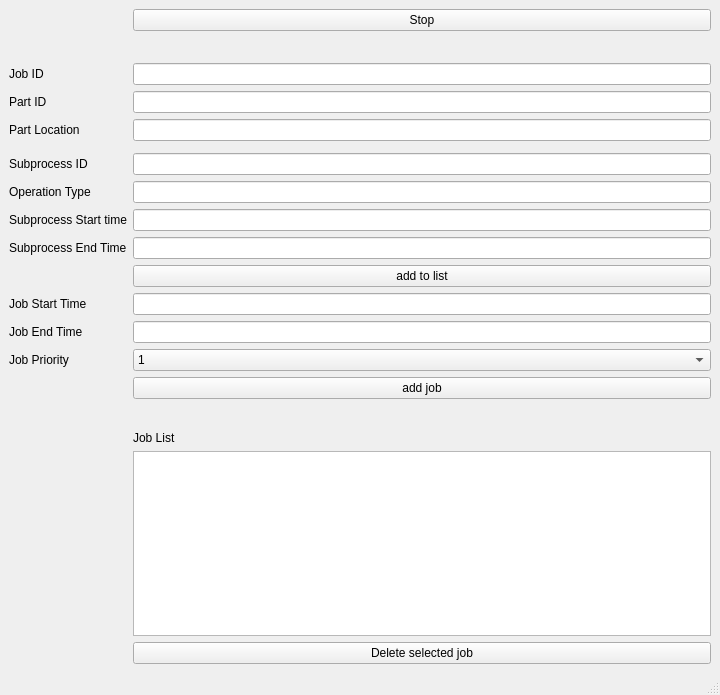
robosam2003/fams_ws, file src/gui/gui/Interface.ui: the form before one commit.
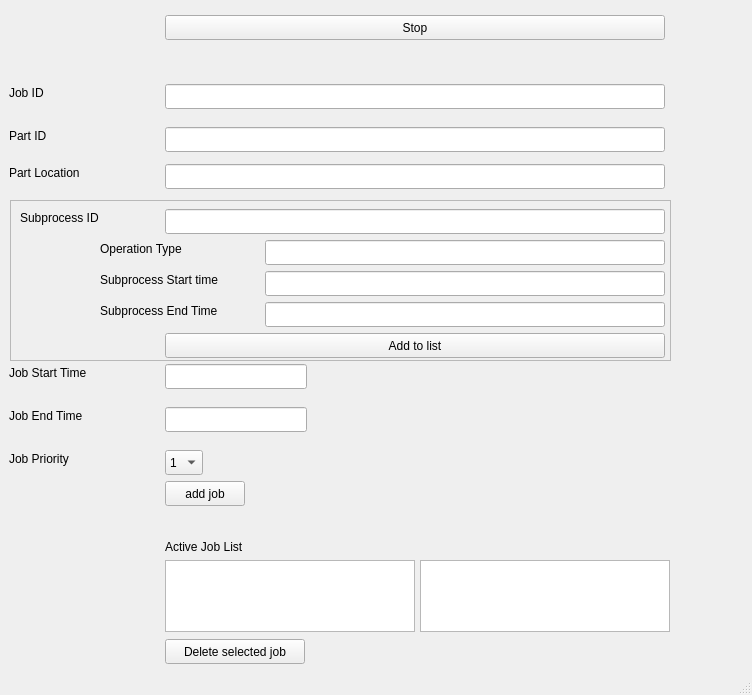
The form after the commit.

Diff of the .ui file:
```diff
--- a/src/gui/gui/Interface.ui
+++ b/src/gui/gui/Interface.ui
@@ -6,7 +6,7 @@
    <rect>
     <x>0</x>
     <y>0</y>
-    <width>720</width>
+    <width>752</width>
     <height>695</height>
    </rect>
   </property>
@@ -14,9 +14,18 @@
    <string>MainWindow</string>
   </property>
   <widget class="QWidget" name="centralwidget">
-   <layout class="QFormLayout" name="formLayout_2">
-    <item row="1" column="1">
      <widget class="QPushButton" name="stopButton">
+    <property name="geometry">
+     <rect>
+      <x>165</x>
+      <y>15</y>
+      <width>500</width>
+      <height>25</height>
+     </rect>
+    </property>
+    <property name="styleSheet">
+     <string notr="true">&quot;background-color: rgb(255, 0, 0)&quot;</string>
+    </property>
       <property name="text">
        <string>Stop</string>
       </property>
@@ -24,133 +33,251 @@
        <bool>false</bool>
       </property>
      </widget>
-    </item>
-    <item row="3" column="1">
-     <spacer name="horizontalSpacer_2">
-      <property name="orientation">
-       <enum>Qt::Horizontal</enum>
-      </property>
-      <property name="sizeHint" stdset="0">
-       <size>
-        <width>40</width>
-        <height>20</height>
-       </size>
-      </property>
-     </spacer>
-    </item>
-    <item row="5" column="0">
-     <widget class="QLabel" name="label">
+   <widget class="QLabel" name="JobID">
+    <property name="geometry">
+     <rect>
+      <x>9</x>
+      <y>84</y>
+      <width>44</width>
+      <height>17</height>
+     </rect>
+    </property>
       <property name="text">
        <string>Job ID</string>
       </property>
      </widget>
-    </item>
-    <item row="5" column="1">
-     <widget class="QLineEdit" name="job_id"/>
-    </item>
-    <item row="8" column="0">
-     <widget class="QLabel" name="label_2">
+   <widget class="QLineEdit" name="job_id">
+    <property name="geometry">
+     <rect>
+      <x>165</x>
+      <y>84</y>
+      <width>500</width>
+      <height>25</height>
+     </rect>
+    </property>
+   </widget>
+   <widget class="QLabel" name="PartID">
+    <property name="geometry">
+     <rect>
+      <x>9</x>
+      <y>127</y>
+      <width>47</width>
+      <height>17</height>
+     </rect>
+    </property>
       <property name="text">
        <string>Part ID</string>
       </property>
      </widget>
-    </item>
-    <item row="8" column="1">
-     <widget class="QLineEdit" name="part_id"/>
-    </item>
-    <item row="10" column="0">
-     <widget class="QLabel" name="label_11">
+   <widget class="QLineEdit" name="part_id">
+    <property name="geometry">
+     <rect>
+      <x>165</x>
+      <y>127</y>
+      <width>500</width>
+      <height>25</height>
+     </rect>
+    </property>
+   </widget>
+   <widget class="QLabel" name="PartLocation">
+    <property name="geometry">
+     <rect>
+      <x>9</x>
+      <y>164</y>
+      <width>91</width>
+      <height>17</height>
+     </rect>
+    </property>
       <property name="text">
        <string>Part Location</string>
       </property>
      </widget>
-    </item>
-    <item row="10" column="1">
-     <widget class="QLineEdit" name="partLocation"/>
-    </item>
-    <item row="12" column="0" colspan="2">
-     <layout class="QFormLayout" name="formLayout"/>
-    </item>
-    <item row="13" column="0">
-     <widget class="QLabel" name="label_3">
+   <widget class="QLineEdit" name="partLocation">
+    <property name="geometry">
+     <rect>
+      <x>165</x>
+      <y>164</y>
+      <width>500</width>
+      <height>25</height>
+     </rect>
+    </property>
+   </widget>
+   <widget class="QLabel" name="SubprocessID">
+    <property name="geometry">
+     <rect>
+      <x>20</x>
+      <y>209</y>
+      <width>96</width>
+      <height>17</height>
+     </rect>
+    </property>
       <property name="text">
        <string>Subprocess ID</string>
       </property>
      </widget>
-    </item>
-    <item row="13" column="1">
      <widget class="QLineEdit" name="subID">
+    <property name="geometry">
+     <rect>
+      <x>165</x>
+      <y>209</y>
+      <width>500</width>
+      <height>25</height>
+     </rect>
+    </property>
       <property name="text">
        <string/>
       </property>
      </widget>
-    </item>
-    <item row="14" column="0">
-     <widget class="QLabel" name="label_7">
+   <widget class="QLabel" name="OperationType">
+    <property name="geometry">
+     <rect>
+      <x>100</x>
+      <y>240</y>
+      <width>106</width>
+      <height>17</height>
+     </rect>
+    </property>
       <property name="text">
        <string>Operation Type</string>
       </property>
      </widget>
-    </item>
-    <item row="14" column="1">
-     <widget class="QLineEdit" name="opType"/>
-    </item>
-    <item row="15" column="0">
-     <widget class="QLabel" name="label_8">
+   <widget class="QLineEdit" name="opType">
+    <property name="geometry">
+     <rect>
+      <x>265</x>
+      <y>240</y>
+      <width>400</width>
+      <height>25</height>
+     </rect>
+    </property>
+   </widget>
+   <widget class="QLabel" name="SubprocessStartTime">
+    <property name="geometry">
+     <rect>
+      <x>100</x>
+      <y>271</y>
+      <width>150</width>
+      <height>17</height>
+     </rect>
+    </property>
       <property name="text">
        <string>Subprocess Start time</string>
       </property>
      </widget>
-    </item>
-    <item row="15" column="1">
-     <widget class="QLineEdit" name="subStartTime"/>
-    </item>
-    <item row="16" column="0">
-     <widget class="QLabel" name="label_9">
+   <widget class="QLineEdit" name="subStartTime">
+    <property name="geometry">
+     <rect>
+      <x>265</x>
+      <y>271</y>
+      <width>400</width>
+      <height>25</height>
+     </rect>
+    </property>
+   </widget>
+   <widget class="QLabel" name="SubprocessEndTime">
+    <property name="geometry">
+     <rect>
+      <x>100</x>
+      <y>302</y>
+      <width>145</width>
+      <height>17</height>
+     </rect>
+    </property>
       <property name="text">
        <string>Subprocess End Time</string>
       </property>
      </widget>
-    </item>
-    <item row="16" column="1">
-     <widget class="QLineEdit" name="subEndTime"/>
-    </item>
-    <item row="17" column="1">
+   <widget class="QLineEdit" name="subEndTime">
+    <property name="geometry">
+     <rect>
+      <x>265</x>
+      <y>302</y>
+      <width>400</width>
+      <height>25</height>
+     </rect>
+    </property>
+   </widget>
      <widget class="QPushButton" name="addToList">
+    <property name="geometry">
+     <rect>
+      <x>165</x>
+      <y>333</y>
+      <width>500</width>
+      <height>25</height>
+     </rect>
+    </property>
       <property name="text">
-       <string>add to list</string>
-      </property>
-     </widget>
-    </item>
-    <item row="18" column="0">
-     <widget class="QLabel" name="label_4">
+     <string>Add to list</string>
+    </property>
+   </widget>
+   <widget class="QLabel" name="JobStartTime">
+    <property name="geometry">
+     <rect>
+      <x>9</x>
+      <y>364</y>
+      <width>100</width>
+      <height>17</height>
+     </rect>
+    </property>
       <property name="text">
        <string>Job Start Time</string>
       </property>
      </widget>
-    </item>
-    <item row="18" column="1">
-     <widget class="QLineEdit" name="startTime"/>
-    </item>
-    <item row="21" column="0">
-     <widget class="QLabel" name="label_5">
+   <widget class="QLineEdit" name="startTime">
+    <property name="geometry">
+     <rect>
+      <x>165</x>
+      <y>364</y>
+      <width>142</width>
+      <height>25</height>
+     </rect>
+    </property>
+   </widget>
+   <widget class="QLabel" name="JobEndTime">
+    <property name="geometry">
+     <rect>
+      <x>9</x>
+      <y>407</y>
+      <width>92</width>
+      <height>17</height>
+     </rect>
+    </property>
       <property name="text">
        <string>Job End Time</string>
       </property>
      </widget>
-    </item>
-    <item row="21" column="1">
-     <widget class="QLineEdit" name="endTime"/>
-    </item>
-    <item row="24" column="0">
-     <widget class="QLabel" name="label_6">
+   <widget class="QLineEdit" name="endTime">
+    <property name="geometry">
+     <rect>
+      <x>165</x>
+      <y>407</y>
+      <width>142</width>
+      <height>25</height>
+     </rect>
+    </property>
+   </widget>
+   <widget class="QLabel" name="JobPriority">
+    <property name="geometry">
+     <rect>
+      <x>9</x>
+      <y>450</y>
+      <width>81</width>
+      <height>17</height>
+     </rect>
+    </property>
       <property name="text">
        <string>Job Priority</string>
       </property>
      </widget>
-    </item>
-    <item row="24" column="1">
      <widget class="QComboBox" name="priority">
+    <property name="geometry">
+     <rect>
+      <x>165</x>
+      <y>450</y>
+      <width>38</width>
+      <height>25</height>
+     </rect>
+    </property>
       <item>
        <property name="text">
         <string>1</string>
@@ -167,45 +294,140 @@
        </property>
       </item>
      </widget>
-    </item>
-    <item row="25" column="1">
      <widget class="QPushButton" name="addJobButton">
+    <property name="geometry">
+     <rect>
+      <x>165</x>
+      <y>481</y>
+      <width>80</width>
+      <height>25</height>
+     </rect>
+    </property>
       <property name="text">
        <string>add job</string>
       </property>
      </widget>
-    </item>
-    <item row="26" column="1">
-     <spacer name="horizontalSpacer">
-      <property name="orientation">
-       <enum>Qt::Horizontal</enum>
-      </property>
-      <property name="sizeHint" stdset="0">
-       <size>
-        <width>40</width>
-        <height>20</height>
-       </size>
-      </property>
-     </spacer>
-    </item>
-    <item row="27" column="1">
-     <widget class="QLabel" name="label_10">
+   <widget class="QLabel" name="ActiveJobList">
+    <property name="geometry">
+     <rect>
+      <x>165</x>
+      <y>538</y>
+      <width>99</width>
+      <height>17</height>
+     </rect>
+    </property>
       <property name="text">
-       <string>Job List</string>
-      </property>
-     </widget>
-    </item>
-    <item row="28" column="1">
-     <widget class="QListWidget" name="listWidget"/>
-    </item>
-    <item row="29" column="1">
+     <string>Active Job List</string>
+    </property>
+   </widget>
+   <widget class="QListWidget" name="listWidget">
+    <property name="geometry">
+     <rect>
+      <x>165</x>
+      <y>560</y>
+      <width>250</width>
+      <height>72</height>
+     </rect>
+    </property>
+   </widget>
      <widget class="QPushButton" name="JobDeleteButton">
+    <property name="geometry">
+     <rect>
+      <x>165</x>
+      <y>639</y>
+      <width>140</width>
+      <height>25</height>
+     </rect>
+    </property>
       <property name="text">
        <string>Delete selected job</string>
       </property>
      </widget>
-    </item>
-   </layout>
+   <widget class="QListWidget" name="listWidget_2">
+    <property name="geometry">
+     <rect>
+      <x>420</x>
+      <y>560</y>
+      <width>250</width>
+      <height>72</height>
+     </rect>
+    </property>
+   </widget>
+   <widget class="QFrame" name="frame">
+    <property name="geometry">
+     <rect>
+      <x>10</x>
+      <y>200</y>
+      <width>661</width>
+      <height>161</height>
+     </rect>
+    </property>
+    <property name="autoFillBackground">
+     <bool>false</bool>
+    </property>
+    <property name="frameShape">
+     <enum>QFrame::StyledPanel</enum>
+    </property>
+    <property name="frameShadow">
+     <enum>QFrame::Raised</enum>
+    </property>
+    <property name="lineWidth">
+     <number>3</number>
+    </property>
+    <property name="midLineWidth">
+     <number>3</number>
+    </property>
+   </widget>
+   <widget class="QWidget" name="widget" native="true">
+    <property name="geometry">
+     <rect>
+      <x>0</x>
+      <y>0</y>
+      <width>120</width>
+      <height>80</height>
+     </rect>
+    </property>
+   </widget>
+   <widget class="QWidget" name="">
+    <property name="geometry">
+     <rect>
+      <x>30</x>
+      <y>20</y>
+      <width>16</width>
+      <height>16</height>
+     </rect>
+    </property>
+    <layout class="QFormLayout" name="formLayout"/>
+   </widget>
+   <zorder>frame</zorder>
+   <zorder>stopButton</zorder>
+   <zorder>JobID</zorder>
+   <zorder>job_id</zorder>
+   <zorder>PartID</zorder>
+   <zorder>part_id</zorder>
+   <zorder>PartLocation</zorder>
+   <zorder>partLocation</zorder>
+   <zorder>SubprocessID</zorder>
+   <zorder>subID</zorder>
+   <zorder>OperationType</zorder>
+   <zorder>opType</zorder>
+   <zorder>SubprocessStartTime</zorder>
+   <zorder>subStartTime</zorder>
+   <zorder>SubprocessEndTime</zorder>
+   <zorder>subEndTime</zorder>
+   <zorder>addToList</zorder>
+   <zorder>JobStartTime</zorder>
+   <zorder>startTime</zorder>
+   <zorder>JobEndTime</zorder>
+   <zorder>endTime</zorder>
+   <zorder>JobPriority</zorder>
+   <zorder>priority</zorder>
+   <zorder>addJobButton</zorder>
+   <zorder>ActiveJobList</zorder>
+   <zorder>listWidget</zorder>
+   <zorder>JobDeleteButton</zorder>
+   <zorder>listWidget_2</zorder>
+   <zorder>widget</zorder>
   </widget>
   <widget class="QStatusBar" name="statusbar"/>
  </widget>
```
Lines whose indentation alone changed are shown as unchanged.
